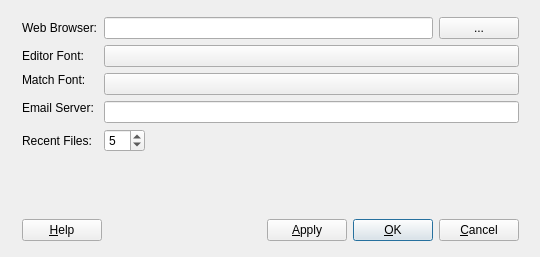
luksan/kodos, file modules/prefsBA.ui: the form before one commit.
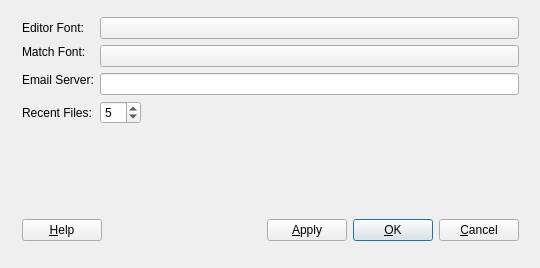
The form after the commit.

Commit message:
Use the std webbrowser module to launch an external browser.
This should work automatically without the user configuring
a browser path, and should be cross-platform without problems.

Patch:
```diff
--- a/modules/prefsBA.ui
+++ b/modules/prefsBA.ui
@@ -7,7 +7,7 @@
     <x>0</x>
     <y>0</y>
     <width>540</width>
-    <height>257</height>
+    <height>268</height>
    </rect>
   </property>
   <property name="windowTitle">
@@ -28,7 +28,7 @@
    <layout class="QVBoxLayout">
     <item>
      <layout class="QGridLayout">
-      <item row="1" column="0">
+      <item row="0" column="0">
        <widget class="QLabel" name="TextLabel2">
         <property name="sizePolicy">
          <sizepolicy hsizetype="Fixed" vsizetype="Minimum">
@@ -44,30 +44,14 @@
         </property>
        </widget>
       </item>
-      <item row="0" column="3">
-       <widget class="QPushButton" name="browserButton">
-        <property name="sizePolicy">
-         <sizepolicy hsizetype="Fixed" vsizetype="Fixed">
-          <horstretch>0</horstretch>
-          <verstretch>0</verstretch>
-         </sizepolicy>
-        </property>
-        <property name="text">
-         <string>...</string>
-        </property>
-       </widget>
-      </item>
-      <item row="0" column="1" colspan="2">
-       <widget class="QLineEdit" name="browserEdit"/>
-      </item>
-      <item row="2" column="1" rowspan="2" colspan="3">
+      <item row="1" column="1" rowspan="2" colspan="3">
        <widget class="QPushButton" name="fontButtonMatch">
         <property name="text">
          <string/>
         </property>
        </widget>
       </item>
-      <item row="2" column="0">
+      <item row="1" column="0">
        <widget class="QLabel" name="textLabel1">
         <property name="text">
          <string>Match Font:</string>
@@ -77,17 +61,17 @@
         </property>
        </widget>
       </item>
-      <item row="1" column="1" colspan="3">
+      <item row="0" column="1" colspan="3">
        <widget class="QPushButton" name="fontButton">
         <property name="text">
          <string/>
         </property>
        </widget>
       </item>
-      <item row="4" column="1" colspan="3">
+      <item row="3" column="1" colspan="3">
        <widget class="QLineEdit" name="emailServerEdit"/>
       </item>
-      <item row="3" column="0" rowspan="2">
+      <item row="2" column="0" rowspan="2">
        <widget class="QLabel" name="TextLabel1_2Emaii">
         <property name="sizePolicy">
          <sizepolicy hsizetype="Fixed" vsizetype="Minimum">
@@ -103,7 +87,7 @@
         </property>
        </widget>
       </item>
-      <item row="5" column="0">
+      <item row="4" column="0">
        <widget class="QLabel" name="TextLabel1_2">
         <property name="sizePolicy">
          <sizepolicy hsizetype="Fixed" vsizetype="Minimum">
@@ -119,7 +103,7 @@
         </property>
        </widget>
       </item>
-      <item row="5" column="2" colspan="2">
+      <item row="4" column="2" colspan="2">
        <spacer name="Spacer1_2">
         <property name="orientation">
          <enum>Qt::Horizontal</enum>
@@ -135,7 +119,7 @@
         </property>
        </spacer>
       </item>
-      <item row="5" column="1">
+      <item row="4" column="1">
        <widget class="QSpinBox" name="recentFilesSpinBox">
         <property name="sizePolicy">
          <sizepolicy hsizetype="Fixed" vsizetype="Fixed">
@@ -151,22 +135,6 @@
         </property>
        </widget>
       </item>
-      <item row="0" column="0">
-       <widget class="QLabel" name="TextLabel1">
-        <property name="sizePolicy">
-         <sizepolicy hsizetype="Fixed" vsizetype="Minimum">
-          <horstretch>0</horstretch>
-          <verstretch>0</verstretch>
-         </sizepolicy>
-        </property>
-        <property name="text">
-         <string>Web Browser:</string>
-        </property>
-        <property name="wordWrap">
-         <bool>false</bool>
-        </property>
-       </widget>
-      </item>
      </layout>
     </item>
     <item>
```
Left out of the diff: 18 changed lines with no effect on the pictures. The commit also changes 5 other files.
